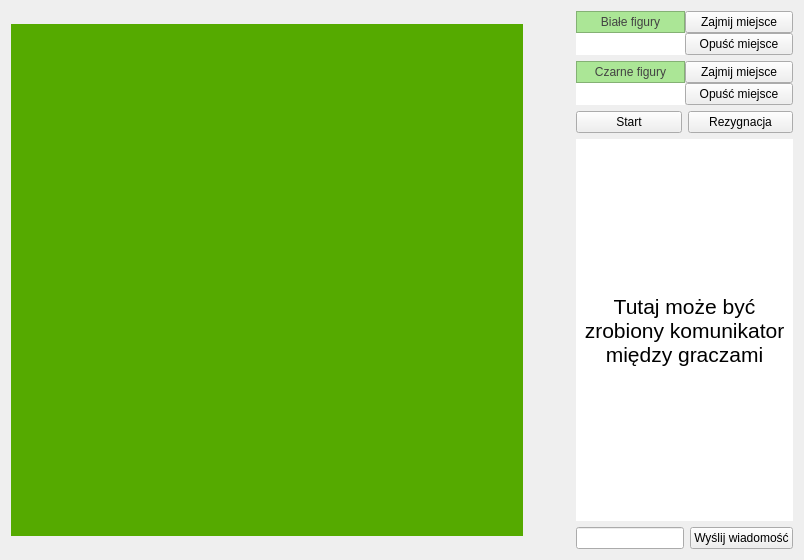
Before: the Qt Designer form ChessNetworkGameClient/chesstable.ui in postasze/ChessNetworkGame, drawn with Qt 5.
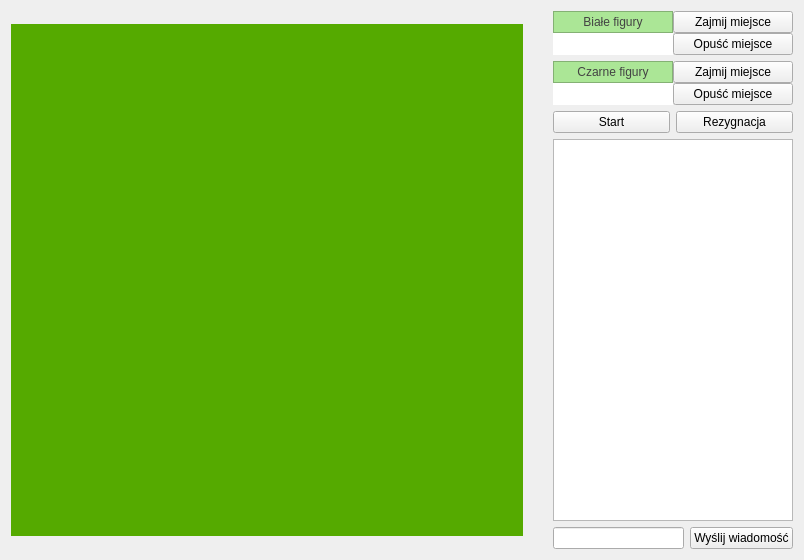
After: the same form once the commit is applied. Custom widgets are drawn as their Qt base class.

What changed in the file:
```diff
--- a/ChessNetworkGameClient/chesstable.ui
+++ b/ChessNetworkGameClient/chesstable.ui
@@ -2308,101 +2308,7 @@
         </layout>
        </item>
        <item>
-        <widget class="QLabel" name="CommunicationBoxLabel">
-         <property name="sizePolicy">
-          <sizepolicy hsizetype="Preferred" vsizetype="Expanding">
-           <horstretch>0</horstretch>
-           <verstretch>0</verstretch>
-          </sizepolicy>
-         </property>
-         <property name="minimumSize">
-          <size>
-           <width>200</width>
-           <height>0</height>
-          </size>
-         </property>
-         <property name="palette">
-          <palette>
-           <active>
-            <colorrole role="Base">
-             <brush brushstyle="SolidPattern">
-              <color alpha="255">
-               <red>255</red>
-               <green>255</green>
-               <blue>255</blue>
-              </color>
-             </brush>
-            </colorrole>
-            <colorrole role="Window">
-             <brush brushstyle="SolidPattern">
-              <color alpha="255">
-               <red>255</red>
-               <green>255</green>
-               <blue>255</blue>
-              </color>
-             </brush>
-            </colorrole>
-           </active>
-           <inactive>
-            <colorrole role="Base">
-             <brush brushstyle="SolidPattern">
-              <color alpha="255">
-               <red>255</red>
-               <green>255</green>
-               <blue>255</blue>
-              </color>
-             </brush>
-            </colorrole>
-            <colorrole role="Window">
-             <brush brushstyle="SolidPattern">
-              <color alpha="255">
-               <red>255</red>
-               <green>255</green>
-               <blue>255</blue>
-              </color>
-             </brush>
-            </colorrole>
-           </inactive>
-           <disabled>
-            <colorrole role="Base">
-             <brush brushstyle="SolidPattern">
-              <color alpha="255">
-               <red>255</red>
-               <green>255</green>
-               <blue>255</blue>
-              </color>
-             </brush>
-            </colorrole>
-            <colorrole role="Window">
-             <brush brushstyle="SolidPattern">
-              <color alpha="255">
-               <red>255</red>
-               <green>255</green>
-               <blue>255</blue>
-              </color>
-             </brush>
-            </colorrole>
-           </disabled>
-          </palette>
-         </property>
-         <property name="font">
-          <font>
-           <pointsize>16</pointsize>
-          </font>
-         </property>
-         <property name="autoFillBackground">
-          <bool>true</bool>
-         </property>
-         <property name="text">
-          <string>Tutaj może być zrobiony komunikator między graczami</string>
-         </property>
-         <property name="alignment">
-          <set>Qt::AlignCenter</set>
-         </property>
-         <property name="wordWrap">
-          <bool>true</bool>
-         </property>
-        </widget>
+        <widget class="QPlainTextEdit" name="communicationBoxPlainTextEdit"/>
        </item>
        <item>
         <layout class="QHBoxLayout" name="horizontalLayout_1">
```
